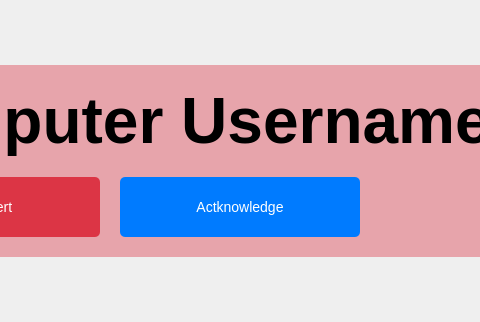
miracletech322/AlertApp, file dlgalert.ui: the form before one commit; both pictures show x 482 to 962 and y 0 to 322 of the 1183 by 322 pixel window.
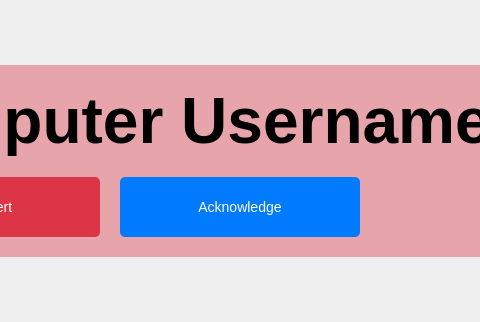
The form after the commit. Icons and pictures are not drawn.

Patch:
```diff
--- a/dlgalert.ui
+++ b/dlgalert.ui
@@ -220,7 +220,7 @@
                     </size>
                    </property>
                    <property name="text">
-                    <string>Actknowledge</string>
+                    <string>Acknowledge</string>
                    </property>
                   </widget>
                  </item>
```
